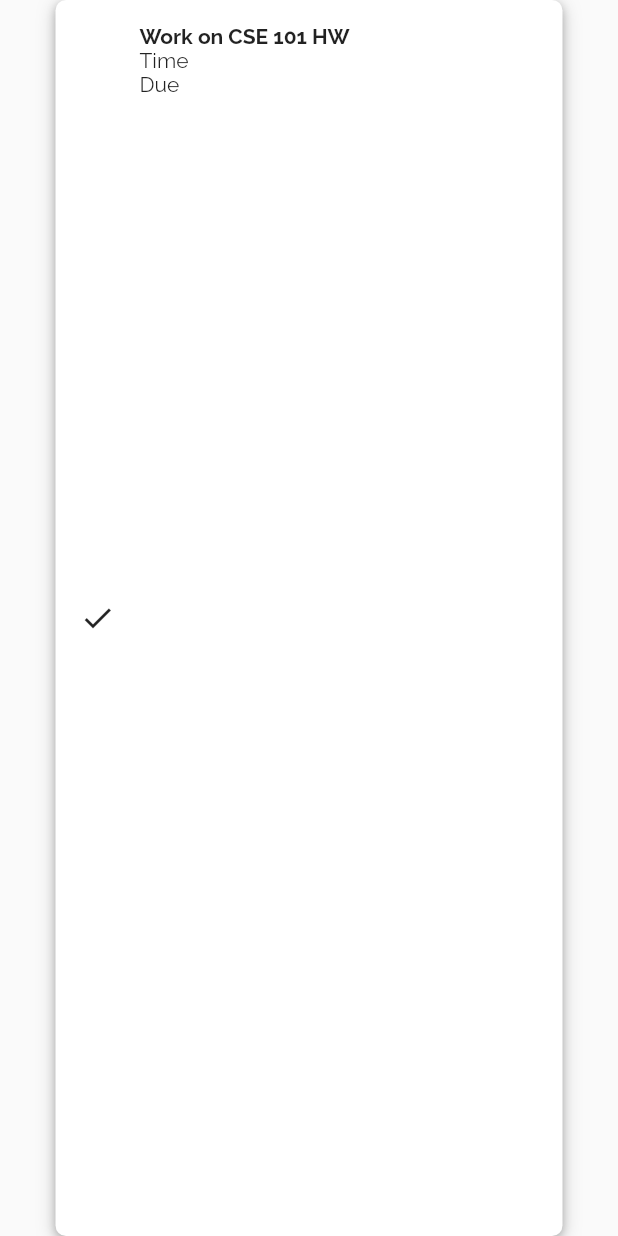
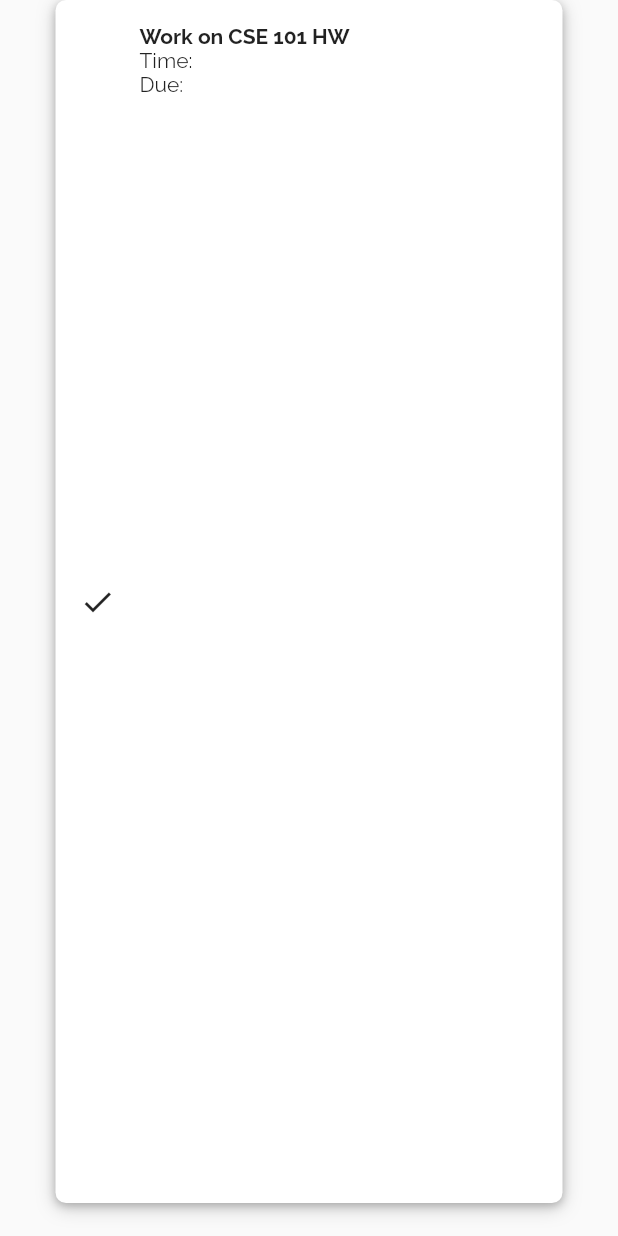
Before and after one commit to garrettluu/routine.ly, a Flutter app: the Task widget shown alone on an empty page, opened directly, on a phone screen of 412 x 824 dp. Run offline on Flutter 3.47's test engine with Material 2 defaults, Android fonts, the phone set to English and light mode, and no system bars; our stand-ins replace cloud_firestore, flutter_signin_button, flutter_svg; accounts and stored records are empty.

```diff
--- a/lib/main.dart
+++ b/lib/main.dart
@@ -1,6 +1,8 @@
+import 'package:cloud_firestore/cloud_firestore.dart';
 import 'package:flutter/material.dart';
 import 'package:flutter_svg/flutter_svg.dart';
 import 'package:flutter_signin_button/flutter_signin_button.dart';
+import 'package:routinely/firebase.dart';
 
 void main() => runApp(MyApp());
 
@@ -118,7 +120,8 @@ class _MyHomePageState extends State<MyHomePage> {
 }
 
 class Dashboard extends StatelessWidget {
-  const Dashboard({Key key}) : super(key: key);
+  final Firebase firebase = new Firebase(Firestore.instance);
+  Dashboard({Key key}) : super(key: key);
 
   @override
   Widget build(BuildContext context) {
@@ -144,7 +147,7 @@ class Dashboard extends StatelessWidget {
             style: TextStyle(fontSize: 24),
           ),
           SizedBox(height: 68),
-          Task(),
+          firebase.getTaskList(),
         ],
       ),
       floatingActionButton: FloatingActionButton(
@@ -165,12 +168,12 @@ class Task extends StatelessWidget {
   String title;
   String time;
   String due;
-  Task({Key key, this.title, this.time, this.due}) : super(key: key);
+  Task({Key key, this.title = '', this.time='', this.due=''}) : super(key: key);
 
   @override
   Widget build(BuildContext context) {
     return Padding(
-      padding: const EdgeInsets.symmetric(horizontal: 37.0),
+      padding: const EdgeInsets.only(left: 37.0, right: 37, bottom: 22),
       child: Container(
         child: Padding(
           padding: const EdgeInsets.all(16.0),
@@ -189,11 +192,11 @@ class Task extends StatelessWidget {
                     )
                   ),
                   Text(
-                    "Time",
+                    "Time: " + time,
                     textAlign: TextAlign.left,
                   ),
                   Text(
-                    "Due",
+                    "Due: " + due,
                     textAlign: TextAlign.left,
                   ),
                 ],
--- a/pubspec.yaml
+++ b/pubspec.yaml
@@ -25,6 +25,10 @@ dependencies:
   cupertino_icons: ^0.1.2
   flutter_svg: ^0.17.1
   flutter_signin_button: ^1.0.0
+
+  firebase_core: ^0.4.0+9
+  cloud_firestore: ^0.12.9+5
+
 
 dev_dependencies:
   flutter_test:
```
Also changed, not shown: lib/firebase.dart (added, +33 -0 lines), pubspec.lock.
